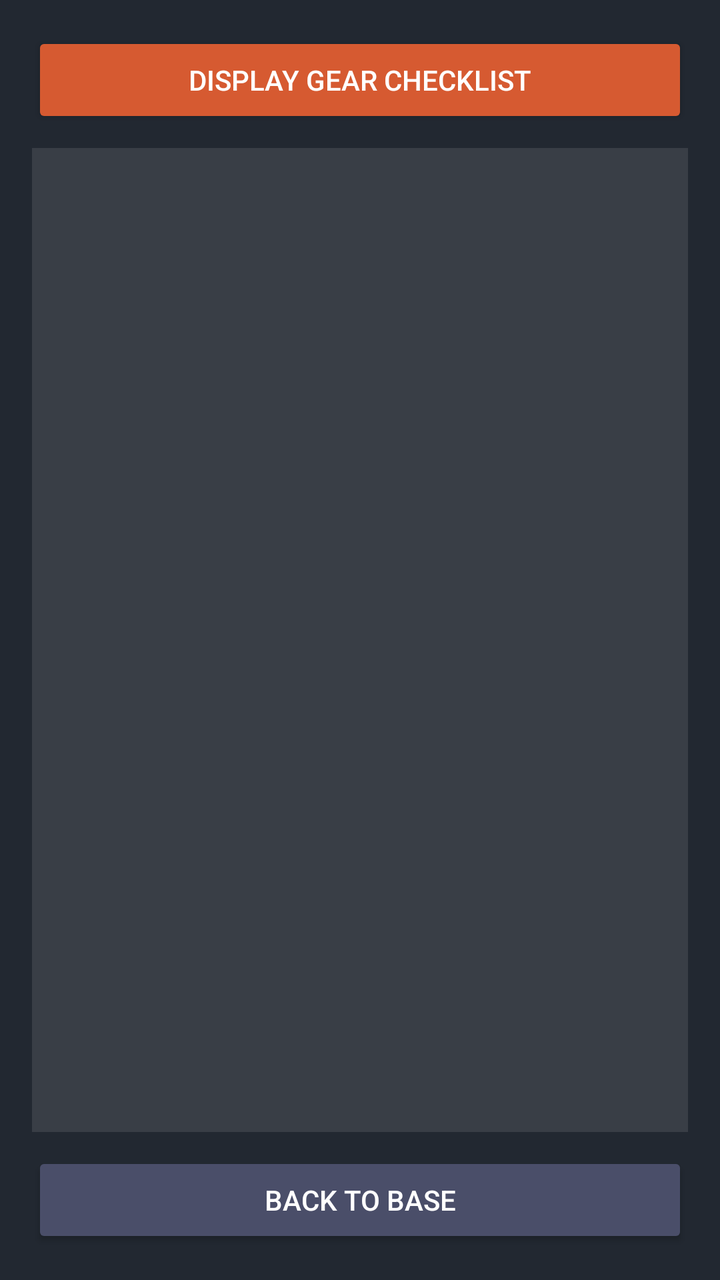
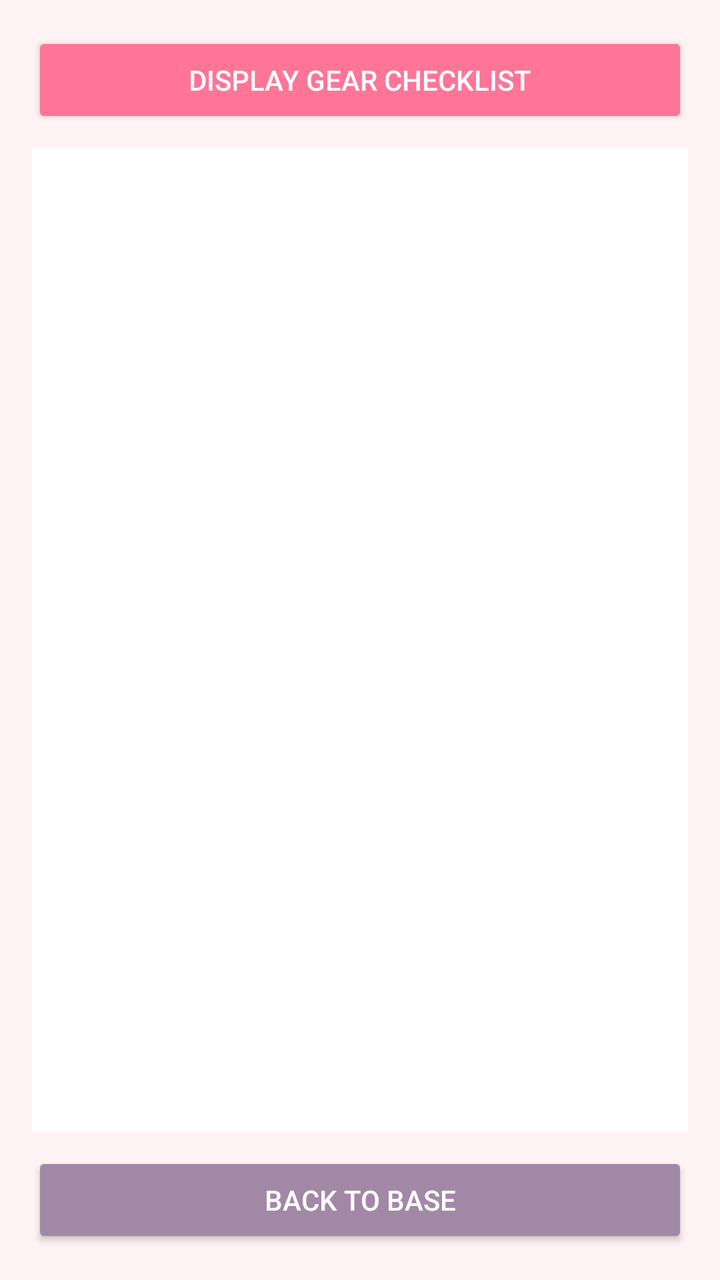

Screens rendered from an Android XML layout before and after an edit, with the pre-edit source and the edit as a unified diff.
<!-- AndroidManifest.xml: application theme Theme.AppCompat.Light.DarkActionBar -->
<!-- res/layout/activity_packing_list.xml -->
<?xml version="1.0" encoding="utf-8"?>
<LinearLayout xmlns:android="http://schemas.android.com/apk/res/android"
  android:layout_width="match_parent"
  android:layout_height="match_parent"
  android:orientation="vertical"
  android:fitsSystemWindows="true"
  android:padding="16dp"
  android:background="#222831"> 

<Button
  android:id="@+id/btnDisplayList"
  android:layout_width="match_parent"
  android:layout_height="wrap_content"
  android:text="Display Gear Checklist"
  android:textColor="#FFFFFF"
  android:backgroundTint="#D65A31"/>

<ScrollView
  android:layout_width="match_parent"
  android:layout_height="0dp"
  android:layout_weight="1"
  android:layout_marginTop="10dp"
  android:background="#393E46" 
  android:padding="10dp">

<TextView
  android:id="@+id/txtResults"
  android:layout_width="match_parent"
  android:layout_height="wrap_content"
  android:textColor="#FFFFFF"
  android:textSize="16sp" />

    </ScrollView>

    <Button
      android:id="@+id/btnReturn"
      android:layout_width="match_parent"
      android:layout_height="wrap_content"
      android:text="Back To Base"
      android:textColor="#FFFFFF"
      android:layout_marginTop="10dp"
      android:backgroundTint="#4A4E69"/> 

  </LinearLayout>
<!-- resources referenced by this layout -->
<resources>

</resources>

<!-- the commit's change to res/layout/activity_packing_list.xml (unified diff, before → after) -->
@@ -5,7 +5,7 @@
   android:orientation="vertical"
   android:fitsSystemWindows="true"
   android:padding="16dp"
-  android:background="#222831"> 
+  android:background="#FFF3F5"> 
 
 <Button
   android:id="@+id/btnDisplayList"
@@ -13,21 +13,21 @@
   android:layout_height="wrap_content"
   android:text="Display Gear Checklist"
   android:textColor="#FFFFFF"
-  android:backgroundTint="#D65A31"/>
+  android:backgroundTint="#FF7597"/>
 
 <ScrollView
   android:layout_width="match_parent"
   android:layout_height="0dp"
   android:layout_weight="1"
   android:layout_marginTop="10dp"
-  android:background="#393E46" 
+  android:background="#FFFFFF" 
   android:padding="10dp">
 
 <TextView
   android:id="@+id/txtResults"
   android:layout_width="match_parent"
   android:layout_height="wrap_content"
-  android:textColor="#FFFFFF"
+  android:textColor="#3D343C"
   android:textSize="16sp" />
 
     </ScrollView>
@@ -39,6 +39,6 @@
       android:text="Back To Base"
       android:textColor="#FFFFFF"
       android:layout_marginTop="10dp"
-      android:backgroundTint="#4A4E69"/> 
+      android:backgroundTint="#A288A6"/> 
 
   </LinearLayout>
